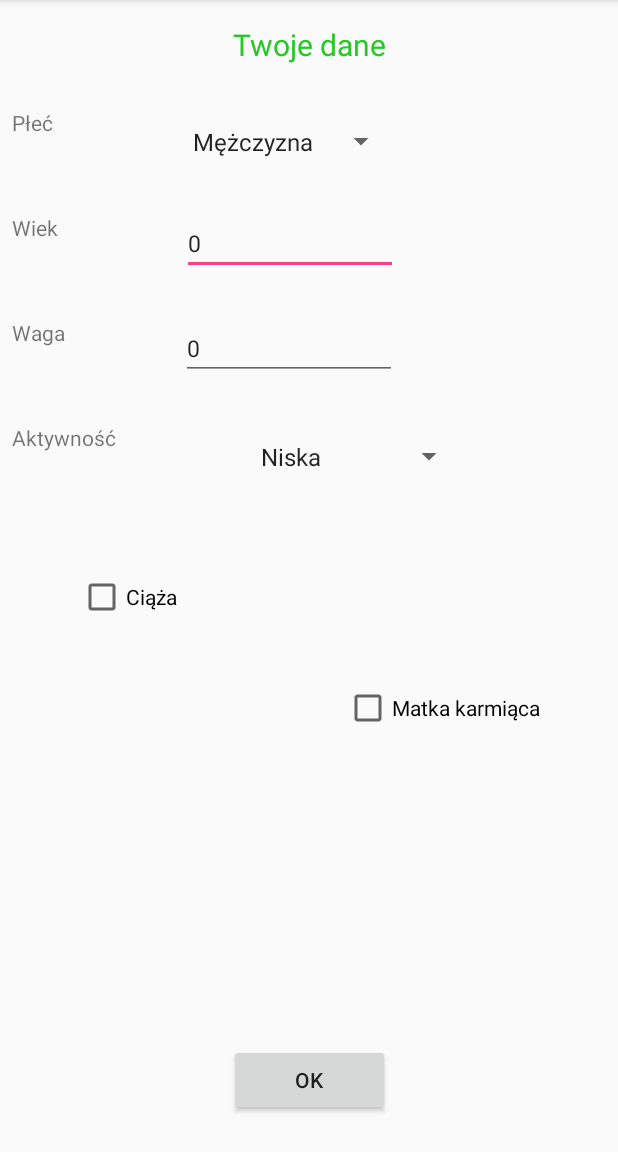
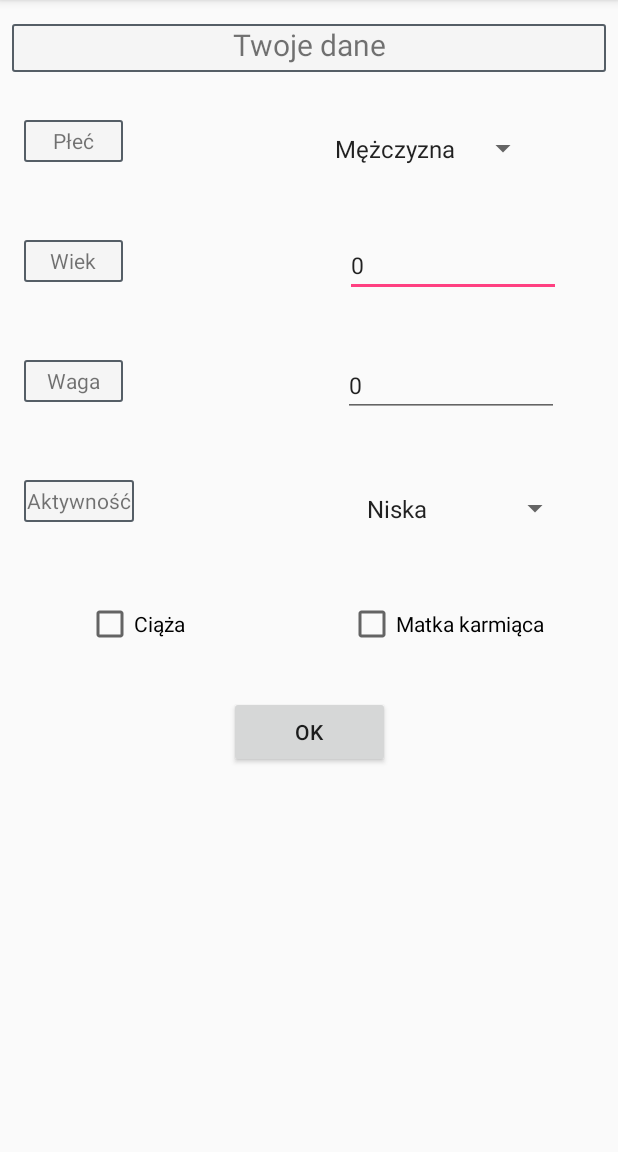
Before and after one commit to basiar/Woda, an Android app: the screen it shows after launch (GetUserData), after a tap on "Twoje dane", on a phone screen of 412 x 824 dp, the part 84-1236 px from its top. Run offline under Robolectric (Android 15) with nearby library versions, the phone set to English and light mode, and no system bars; 3 other taps on this screen came first.

Commit message:
Some small layout changes

```diff
--- a/app/src/main/res/drawable/border.xml
+++ b/app/src/main/res/drawable/border.xml
@@ -1,8 +1,21 @@
 <?xml version="1.0" encoding="utf-8"?>
-<shape xmlns:android="http://schemas.android.com/apk/res/android" android:shape="rectangle" >
-    <!-- use this for transparent -->
-    <!-- <solid android:color="#00000000" /> -->
-    <!-- use this for a background colour -->
-    <solid android:color="#FFF" />
-    <stroke android:width="2px" android:color="#4749ff" />
+<shape xmlns:android="http://schemas.android.com/apk/res/android"
+    android:shape="rectangle" >
+
+    <!-- View background color -->
+    <solid
+        android:color="@color/colorLightGrey" >
+    </solid>
+
+    <!-- View border color and width -->
+    <stroke
+        android:width="1dp"
+        android:color="@color/colorDarkGrey" >
+    </stroke>
+
+    <!-- The radius makes the corners rounded -->
+    <corners
+        android:radius="1dp"   >
+    </corners>
+
 </shape>
--- a/app/src/main/res/layout/activity_calendar.xml
+++ b/app/src/main/res/layout/activity_calendar.xml
@@ -8,14 +8,16 @@
 
     <TextView
         android:id="@+id/textView4"
-        android:layout_width="wrap_content"
-        android:layout_height="wrap_content"
+        android:layout_width="192dp"
+        android:layout_height="21dp"
         android:layout_marginBottom="8dp"
         android:layout_marginEnd="8dp"
         android:layout_marginLeft="8dp"
         android:layout_marginRight="8dp"
         android:layout_marginStart="8dp"
         android:layout_marginTop="8dp"
+        android:background="@drawable/border"
+        android:gravity="center"
         android:text="Historia z poprzednich dni"
         app:layout_constraintBottom_toTopOf="@+id/scrollView3"
         app:layout_constraintEnd_toEndOf="parent"
@@ -114,14 +116,16 @@
 
     <TextView
         android:id="@+id/textView3"
-        android:layout_width="wrap_content"
-        android:layout_height="wrap_content"
+        android:layout_width="116dp"
+        android:layout_height="19dp"
         android:layout_marginBottom="8dp"
         android:layout_marginEnd="8dp"
         android:layout_marginLeft="8dp"
         android:layout_marginRight="8dp"
         android:layout_marginStart="8dp"
         android:layout_marginTop="16dp"
+        android:background="@drawable/border"
+        android:gravity="center"
         android:text="Historia dzienna"
         app:layout_constraintBottom_toTopOf="@+id/scrollView2"
         app:layout_constraintEnd_toEndOf="parent"
--- a/app/src/main/res/layout/get_user_data.xml
+++ b/app/src/main/res/layout/get_user_data.xml
@@ -9,16 +9,16 @@
 
     <TextView
         android:id="@+id/title"
-        android:layout_width="wrap_content"
-        android:layout_height="wrap_content"
+        android:layout_width="0dp"
+        android:layout_height="32dp"
         android:layout_marginEnd="8dp"
         android:layout_marginLeft="8dp"
         android:layout_marginRight="8dp"
         android:layout_marginStart="8dp"
         android:layout_marginTop="16dp"
+        android:background="@drawable/border"
         android:gravity="center_horizontal"
         android:text="Twoje dane"
-        android:textColor="@color/kolor_zielony"
         android:textSize="20sp"
         app:layout_constraintEnd_toEndOf="parent"
         app:layout_constraintStart_toStartOf="parent"
@@ -26,14 +26,16 @@
 
     <TextView
         android:id="@+id/gender"
-        android:layout_width="wrap_content"
-        android:layout_height="38dp"
-        android:layout_marginLeft="8dp"
-        android:layout_marginStart="8dp"
-        android:layout_marginTop="72dp"
+        android:layout_width="66dp"
+        android:layout_height="28dp"
+        android:layout_marginLeft="16dp"
+        android:layout_marginStart="16dp"
+        android:layout_marginTop="32dp"
+        android:background="@drawable/border"
+        android:gravity="center"
         android:text="Płeć"
         app:layout_constraintStart_toStartOf="parent"
-        app:layout_constraintTop_toTopOf="parent" />
+        app:layout_constraintTop_toBottomOf="@+id/title" />
 
     <Spinner
         android:id="@+id/gender_choice"
@@ -45,17 +47,19 @@
         android:layout_marginTop="32dp"
         android:entries="@array/gender_list"
         app:layout_constraintEnd_toEndOf="parent"
-        app:layout_constraintHorizontal_bias="0.356"
+        app:layout_constraintHorizontal_bias="0.739"
         app:layout_constraintStart_toEndOf="@+id/gender"
         app:layout_constraintTop_toBottomOf="@+id/title" />
 
     <TextView
         android:id="@+id/age"
-        android:layout_width="wrap_content"
-        android:layout_height="38dp"
-        android:layout_marginLeft="8dp"
-        android:layout_marginStart="8dp"
-        android:layout_marginTop="32dp"
+        android:layout_width="66dp"
+        android:layout_height="28dp"
+        android:layout_marginLeft="16dp"
+        android:layout_marginStart="16dp"
+        android:layout_marginTop="52dp"
+        android:background="@drawable/border"
+        android:gravity="center"
         android:text="Wiek"
         app:layout_constraintStart_toStartOf="parent"
         app:layout_constraintTop_toBottomOf="@+id/gender" />
@@ -66,24 +70,26 @@
         android:layout_height="38dp"
         android:layout_marginEnd="8dp"
         android:layout_marginLeft="8dp"
+        android:layout_marginRight="8dp"
         android:layout_marginStart="8dp"
-        android:layout_marginTop="32dp"
         android:ems="10"
         android:hint="lat"
         android:inputType="number"
         android:textSize="15sp"
         app:layout_constraintEnd_toEndOf="parent"
-        app:layout_constraintHorizontal_bias="0.349"
+        app:layout_constraintHorizontal_bias="0.822"
         app:layout_constraintStart_toEndOf="@+id/age"
-        app:layout_constraintTop_toBottomOf="@+id/gender_choice" />
+        app:layout_constraintTop_toTopOf="@+id/age" />
 
     <TextView
         android:id="@+id/weight"
-        android:layout_width="wrap_content"
-        android:layout_height="38dp"
-        android:layout_marginLeft="8dp"
-        android:layout_marginStart="8dp"
-        android:layout_marginTop="32dp"
+        android:layout_width="66dp"
+        android:layout_height="28dp"
+        android:layout_marginLeft="16dp"
+        android:layout_marginStart="16dp"
+        android:layout_marginTop="52dp"
+        android:background="@drawable/border"
+        android:gravity="center"
         android:text="Waga"
         app:layout_constraintStart_toStartOf="parent"
         app:layout_constraintTop_toBottomOf="@+id/age" />
@@ -94,23 +100,24 @@
         android:layout_height="38dp"
         android:layout_marginEnd="8dp"
         android:layout_marginStart="8dp"
-        android:layout_marginTop="32dp"
         android:ems="10"
         android:hint="kg"
         android:inputType="number"
         android:textSize="15sp"
         app:layout_constraintEnd_toEndOf="parent"
-        app:layout_constraintHorizontal_bias="0.331"
+        app:layout_constraintHorizontal_bias="0.817"
         app:layout_constraintStart_toEndOf="@+id/weight"
-        app:layout_constraintTop_toBottomOf="@+id/age_field" />
+        app:layout_constraintTop_toTopOf="@+id/weight" />
 
     <TextView
         android:id="@+id/activity"
-        android:layout_width="wrap_content"
-        android:layout_height="38dp"
-        android:layout_marginLeft="8dp"
-        android:layout_marginStart="8dp"
-        android:layout_marginTop="32dp"
+        android:layout_width="73dp"
+        android:layout_height="28dp"
+        android:layout_marginLeft="16dp"
+        android:layout_marginStart="16dp"
+        android:layout_marginTop="52dp"
+        android:background="@drawable/border"
+        android:gravity="center"
         android:text="Aktywność"
         app:layout_constraintDimensionRatio="1:1"
         app:layout_constraintStart_toStartOf="parent"
@@ -124,55 +131,48 @@
         android:layout_marginLeft="8dp"
         android:layout_marginRight="8dp"
         android:layout_marginStart="8dp"
-        android:layout_marginTop="32dp"
         app:layout_constraintEnd_toEndOf="parent"
-        app:layout_constraintHorizontal_bias="0.462"
+        app:layout_constraintHorizontal_bias="0.858"
         app:layout_constraintStart_toEndOf="@+id/activity"
-        app:layout_constraintTop_toBottomOf="@+id/weight_field" />
+        app:layout_constraintTop_toTopOf="@+id/activity" />
 
     <CheckBox
         android:id="@+id/is_pregnant"
         android:layout_width="74dp"
         android:layout_height="32dp"
-        android:layout_marginBottom="8dp"
-        android:layout_marginLeft="8dp"
-        android:layout_marginStart="8dp"
+        android:layout_marginLeft="16dp"
+        android:layout_marginStart="16dp"
         android:layout_marginTop="52dp"
         android:text="Ciąża"
-        app:layout_constraintBottom_toBottomOf="parent"
         app:layout_constraintEnd_toStartOf="@+id/is_nursing"
         app:layout_constraintStart_toStartOf="parent"
-        app:layout_constraintTop_toBottomOf="@+id/activity"
-        app:layout_constraintVertical_bias="0.028" />
+        app:layout_constraintTop_toBottomOf="@+id/activity" />
 
     <CheckBox
         android:id="@+id/is_nursing"
         android:layout_width="wrap_content"
         android:layout_height="32dp"
-        android:layout_marginBottom="8dp"
+        android:layout_marginBottom="120dp"
         android:layout_marginEnd="8dp"
-        android:layout_marginStart="60dp"
         android:layout_marginLeft="8dp"
         android:layout_marginRight="8dp"
-        android:layout_marginTop="8dp"
+        android:layout_marginStart="60dp"
         android:text="Matka karmiąca"
         app:layout_constraintBottom_toBottomOf="parent"
         app:layout_constraintEnd_toEndOf="parent"
         app:layout_constraintStart_toEndOf="@+id/is_pregnant"
-        app:layout_constraintTop_toBottomOf="@+id/activity_choice"
-        app:layout_constraintVertical_bias="0.314" />
+        app:layout_constraintTop_toTopOf="@+id/is_pregnant"
+        app:layout_constraintVertical_bias="0.0" />
 
     <Button
         android:id="@+id/ok"
         android:layout_width="107dp"
         android:layout_height="48dp"
-        android:layout_marginBottom="24dp"
-        android:layout_marginTop="8dp"
+        android:layout_marginTop="32dp"
         android:text="@android:string/ok"
-        app:layout_constraintBottom_toBottomOf="parent"
         app:layout_constraintEnd_toEndOf="parent"
+        app:layout_constraintHorizontal_bias="0.501"
         app:layout_constraintStart_toStartOf="parent"
-        app:layout_constraintTop_toBottomOf="@+id/is_nursing"
-        app:layout_constraintVertical_bias="1.0" />
+        app:layout_constraintTop_toBottomOf="@+id/is_pregnant" />
 
 </android.support.constraint.ConstraintLayout>
--- a/app/src/main/res/menu/main_page.xml
+++ b/app/src/main/res/menu/main_page.xml
@@ -5,11 +5,13 @@
     <item
         android:id="@+id/notifications_off"
         android:title="Wyłącz powiadomienia"
+        android:background="@drawable/border"
         app:actionProviderClass="android.support.v7.app.MediaRouteActionProvider"
-        tools:icon="@drawable/mr_button_light" />
+        tools:icon="@drawable/mr_button_light"/>
     <item
         android:id="@+id/notifications"
         android:orderInCategory="100"
+        android:background="@drawable/border"
         android:title="Włącz powiadomienia"
         app:showAsAction="never" />
 </menu>
--- a/app/src/main/res/values/colors.xml
+++ b/app/src/main/res/values/colors.xml
@@ -4,4 +4,6 @@
     <color name="colorPrimaryDark">#303F9F</color>
     <color name="colorAccent">#FF4081</color>
     <color name="kolor_zielony">#24c924</color>
+    <color name="colorLightGrey">#f5f5f5</color>
+    <color name="colorDarkGrey">#555E66</color>
 </resources>
```
